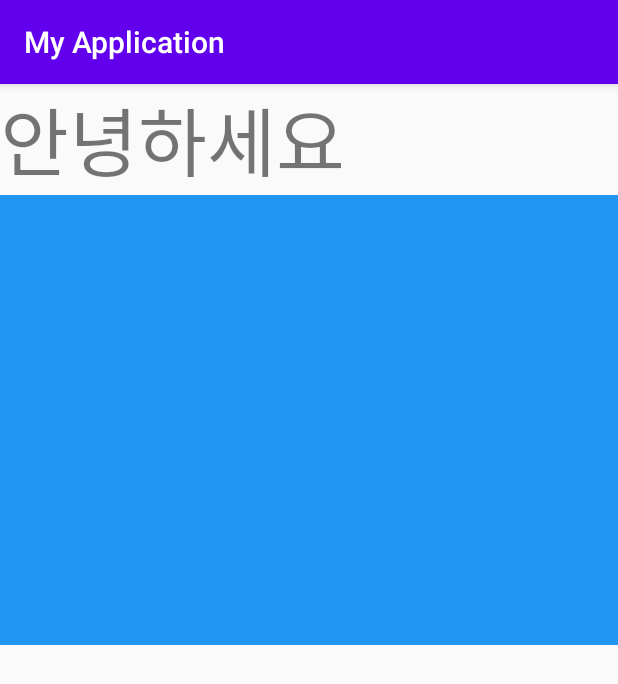
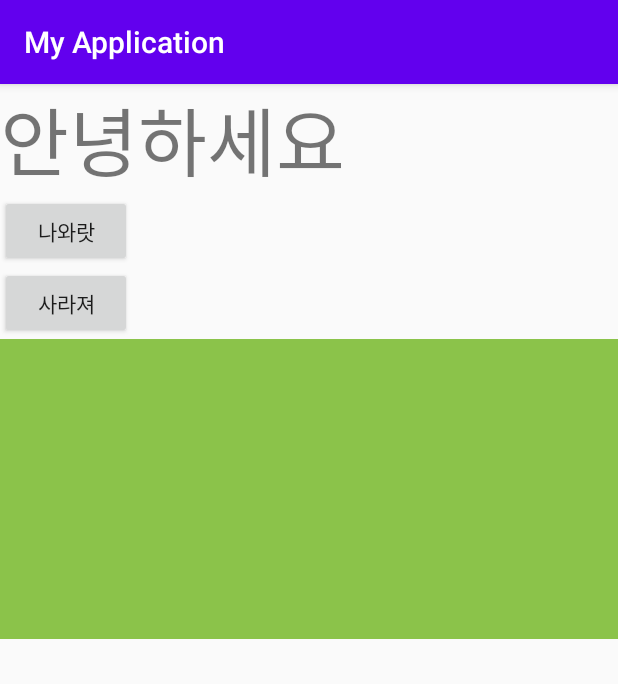
Before and after one commit to Seryeong-Choi/Android_Basics, an Android app: the screen it shows after launch (FragmentActivity), on a phone screen of 412 x 824 dp. Shown: the top 684 px of the screen. Run offline under Robolectric (Android 15) with nearby library versions, the phone set to English and light mode, and no system bars.

Commit message:
5-22 to 5-25

```diff
--- a/app/src/main/java/com/example/myapplication/FragmentActivity.kt
+++ b/app/src/main/java/com/example/myapplication/FragmentActivity.kt
@@ -3,12 +3,44 @@ package com.example.myapplication
 import androidx.appcompat.app.AppCompatActivity
 import android.os.Bundle
 import android.util.Log
+import androidx.fragment.app.FragmentManager
+import kotlinx.android.synthetic.main.activity_fragment.*
 
-class FragmentActivity : AppCompatActivity() {
+class FragmentActivity : AppCompatActivity(), FragmentOne.OnDataPassListener {
+    override fun onDataPass(data: String?) {
+        Log.d("pass", "" + data)
+    }
+
     override fun onCreate(savedInstanceState: Bundle?) {
         super.onCreate(savedInstanceState)
         setContentView(R.layout.activity_fragment)
         Log.d("life_cycle", "onCreate")
+
+        val fragmentOne: FragmentOne = FragmentOne()
+        //프래그먼트에 데이터 넣으려면 번들을 만들어야 한다
+        val bundle: Bundle = Bundle()
+        bundle.putString("hello", "hello")
+        fragmentOne.arguments = bundle
+        button.setOnClickListener {
+            //동적 프래그먼트
+            //프래그먼트 붙이는 방법 replace와 add
+            val fragmentManager: FragmentManager = supportFragmentManager
+            //23강 설명 꼭 듣기
+            //transaction //작업의 단위로 시작과 끝이 있다다
+            val fragmentTranction = fragmentManager.beginTransaction()
+            fragmentTranction.replace(R.id.containter, fragmentOne) //resourse id랑 프래그먼트를 바꿔줌
+            fragmentTranction.commit()
+            //commit은 시간 될 떄 해, commitnow는 지금 해
+            //commit을 쓰는 게 더 안정적이다 실행되는거 별차이안남
+        }
+
+        button2.setOnClickListener {
+            //프래그먼트 떼는 방법 remove와 detach //remove는 나중에 다시 붙일 수 있고 detach는 못붙임 //그러나 대부분 다시 붙일 일은 없다
+            val fragmentManager = supportFragmentManager
+            val fragmentTransaction = fragmentManager.beginTransaction()
+            fragmentTransaction.detach(fragmentOne)
+            fragmentTransaction.commit()
+        }
     }
 
     override fun onStart() {
--- a/app/src/main/res/layout/activity_fragment.xml
+++ b/app/src/main/res/layout/activity_fragment.xml
@@ -12,11 +12,30 @@
         android:text="안녕하세요"
         android:textSize="50dp"/>
 
-    <fragment
-        android:id="@+id/fragment_one"
-        android:name="com.example.myapplication.FragmentOne"
+<!--    <fragment-->
+<!--        android:id="@+id/fragment_one"-->
+<!--        android:name="com.example.myapplication.FragmentOne"-->
+<!--        android:layout_width="match_parent"-->
+<!--        android:layout_height="300dp"/>-->
+
+    <Button
+        android:id="@+id/button"
+        android:layout_width="wrap_content"
+        android:layout_height="wrap_content"
+        android:text="나와랏"/>
+
+    <Button
+        android:id="@+id/button2"
+        android:layout_width="wrap_content"
+        android:layout_height="wrap_content"
+        android:text="사라져"/>
+
+    <LinearLayout
         android:layout_width="match_parent"
-        android:layout_height="300dp"/>
+        android:layout_height="200dp"
+        android:id="@+id/containter"
+        android:background="#8BC34A"
+        android:orientation="vertical"/>
 
 
 </LinearLayout>
```
Also changed, not shown: app/src/main/java/com/example/myapplication/FragmentOne.kt (+17 -0 lines), app/src/main/res/layout/fragment_one.xml (+8 -2 lines), 1 other file.
